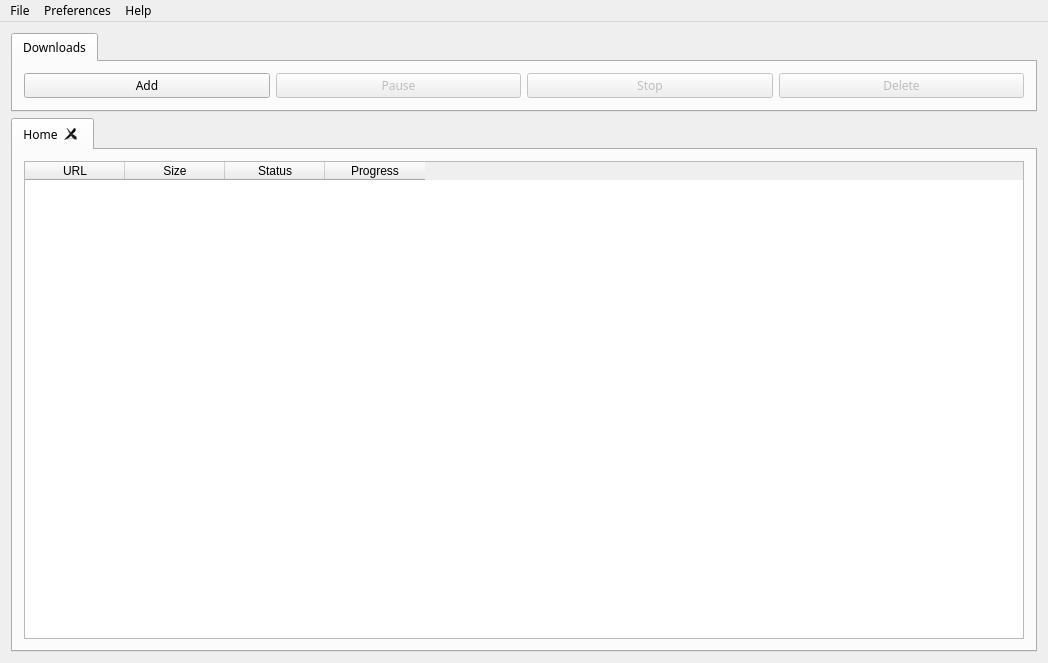
LalitMaganti/Ultimate-Download-Manager, file UltimateDownloadManager/mainwindow.ui: the form before one commit.
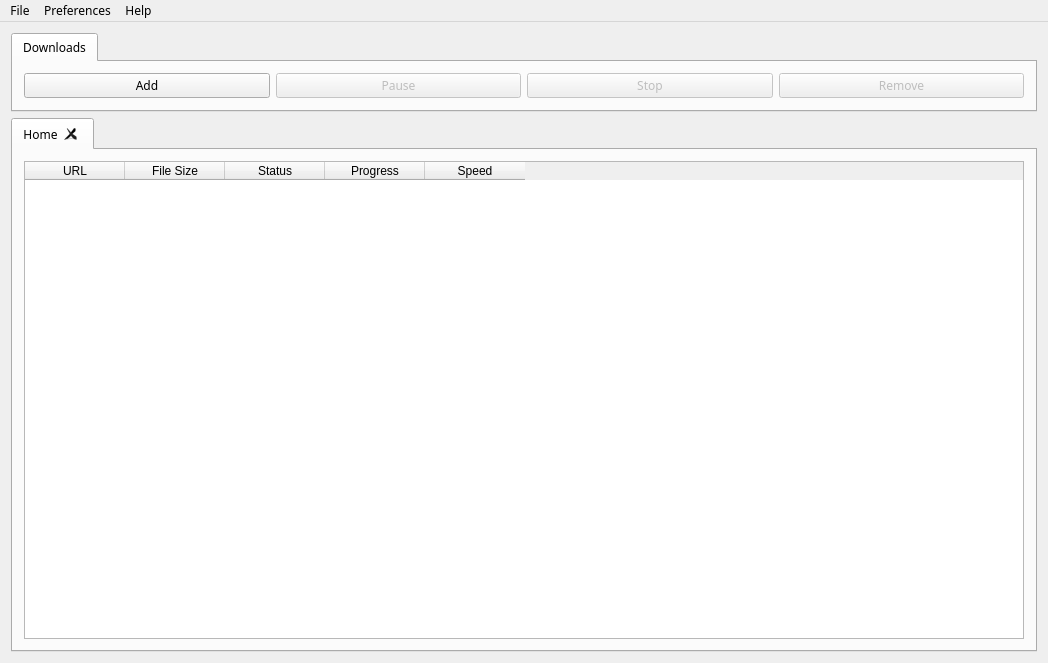
The form after the commit. Icons and pictures are not drawn. Custom widgets are drawn as their Qt base class.

```diff
--- a/UltimateDownloadManager/mainwindow.ui
+++ b/UltimateDownloadManager/mainwindow.ui
@@ -96,7 +96,7 @@
            <bool>false</bool>
           </property>
           <property name="text">
-           <string>Delete</string>
+           <string>Remove</string>
           </property>
          </widget>
         </item>
@@ -131,7 +131,7 @@
            <enum>QAbstractItemView::SelectRows</enum>
           </property>
           <property name="columnCount">
-           <number>4</number>
+           <number>5</number>
           </property>
           <column>
            <property name="text">
@@ -140,7 +140,7 @@
           </column>
           <column>
            <property name="text">
-            <string>Size</string>
+            <string>File Size</string>
            </property>
           </column>
           <column>
@@ -153,6 +153,11 @@
             <string>Progress</string>
            </property>
           </column>
+          <column>
+           <property name="text">
+            <string>Speed</string>
+           </property>
+          </column>
          </widget>
         </item>
        </layout>
```
Left out of the diff: 2 changed lines with no effect on the pictures.
